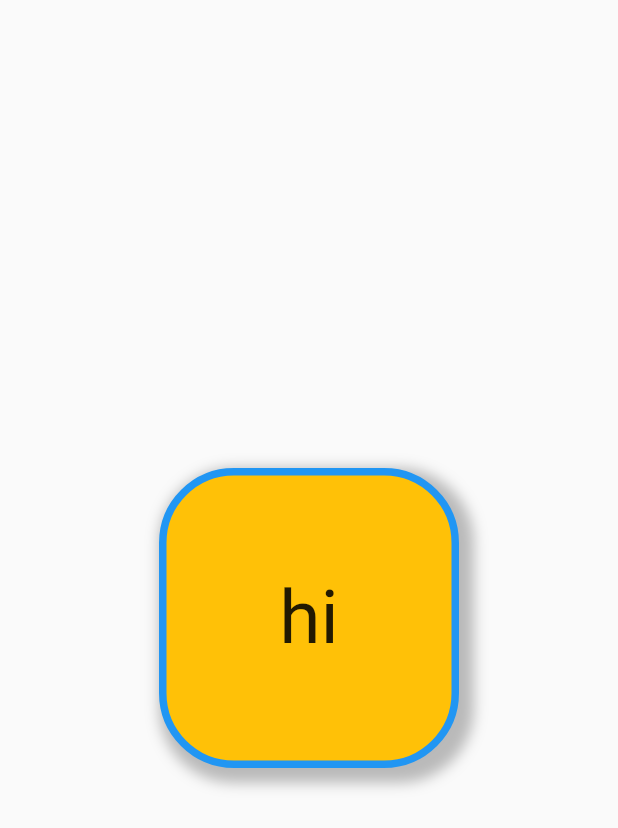
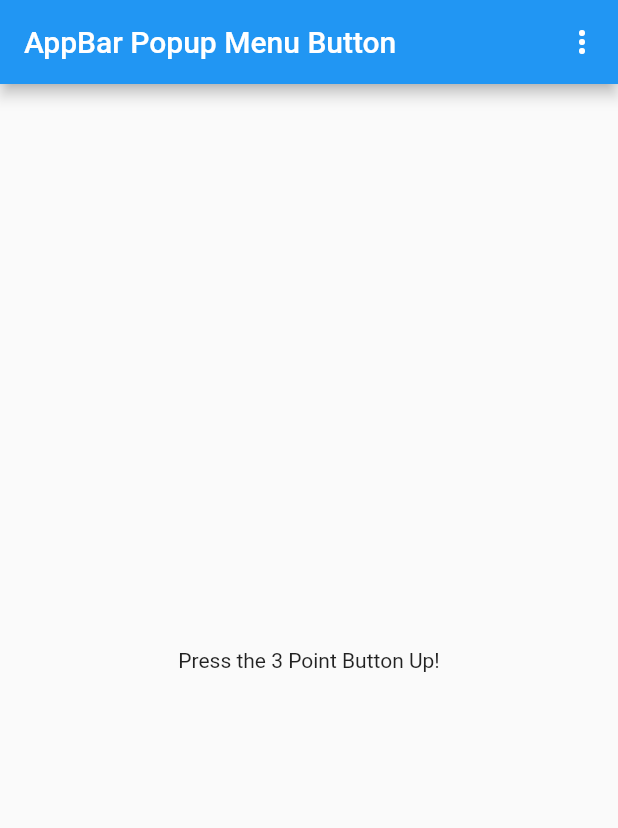
Before and after one commit to px64vk12/pbh_flutter_example, a Flutter app: the screen it shows after launch, on a phone screen of 412 x 824 dp. Shown: the top 828 px of the screen. Run offline on Flutter 3.47's test engine with Material 2 defaults, Android fonts, the phone set to English and light mode, and no system bars.

Commit message:
first commit

```diff
--- a/lib/main.dart
+++ b/lib/main.dart
@@ -1,42 +1,103 @@
+/// Copyright 2022. ⓒ DevStory.co.kr All rights reserved.
+
+// ignore_for_file: prefer_const_constructors, prefer_const_literals_to_create_immutables
 import 'package:flutter/material.dart';
 
 void main() {
   runApp(const MyApp());
 }
 
-class MyApp extends StatelessWidget {
+class MyApp extends StatefulWidget {
   const MyApp({Key? key}) : super(key: key);
 
   @override
+  State<MyApp> createState() => _MyAppState();
+}
+
+class _MyAppState extends State<MyApp> {
+  void _showDialog(BuildContext context) {
+    showDialog(
+      context: context,
+      builder: (BuildContext context) {
+        return AlertDialog(
+          title: Text("Alert!!"),
+          content: Text("You are awesome!"),
+          actions: [
+            MaterialButton(
+              child: Text("OK"),
+              onPressed: () {
+                Navigator.of(context).pop();
+              },
+            ),
+          ],
+        );
+      },
+    );
+  }
+
+  @override
   Widget build(BuildContext context) {
+    // MaterialApp  with debugShowCheckedModeBanner
+    // false and title.
     return MaterialApp(
       debugShowCheckedModeBanner: false,
+      // scaffold with appbar
       home: Scaffold(
-        body: Center(
-          child: Container(
-            width: 200,
-            height: 200,
-            // color : Colors.amber, // decoration와 함께 사용 불
-            decoration: BoxDecoration(
-              color: Colors.amber, // decoration 안에 color를 활용해주세요.
-              borderRadius: BorderRadius.circular(50), // 모서리를 둥글게
-              border: Border.all(color: Colors.blue, width: 5), // 테두리
-              boxShadow: [
-                BoxShadow(
-                  // 그림자 효과
-                  color: Colors.grey.withOpacity(0.7), // 투명도 70% 회색
-                  spreadRadius: 5, // 퍼짐 효과
-                  blurRadius: 7, // 뭉갬 효과
-                  offset: Offset(5, 5), // 그림자를 우측 5 아래 5만큼 이동
+        // appbar with title text
+        appBar: AppBar(
+          title: Text('AppBar Popup Menu Button'),
+          // in action widget we have PopupMenuButton
+          actions: [
+            PopupMenuButton<int>(
+              itemBuilder: (context) => [
+                // PopupMenuItem 1
+                PopupMenuItem(
+                  value: 1,
+                  // row with 2 children
+                  child: Row(
+                    children: [
+                      Icon(Icons.star),
+                      SizedBox(
+                        width: 10,
+                      ),
+                      Text("Get The App")
+                    ],
+                  ),
+                ),
+                // PopupMenuItem 2
+                PopupMenuItem(
+                  value: 2,
+                  // row with two children
+                  child: Row(
+                    children: [
+                      Icon(Icons.chrome_reader_mode),
+                      SizedBox(
+                        width: 10,
+                      ),
+                      Text("About")
+                    ],
+                  ),
                 ),
               ],
+              offset: Offset(0, 100),
+              color: Colors.grey,
+              elevation: 2,
+              // on selected we show the dialog box
+              onSelected: (value) {
+                // if value 1 show dialog
+                if (value == 1) {
+                  _showDialog(context);
+                  // if value 2 show dialog
+                } else if (value == 2) {
+                  _showDialog(context);
+                }
+              },
             ),
-            alignment: Alignment.center,
-            child: Text(
-              "hi",
-              style: TextStyle(fontSize: 50),
-            ),
-          ),
+          ],
+        ),
+        // body with centered text
+        body: Center(
+          child: Text("Press the 3 Point Button Up!"),
         ),
       ),
     );
```
Also changed, not shown: pubspec.yaml (+3 -68 lines), pubspec.lock, 4 other files.
